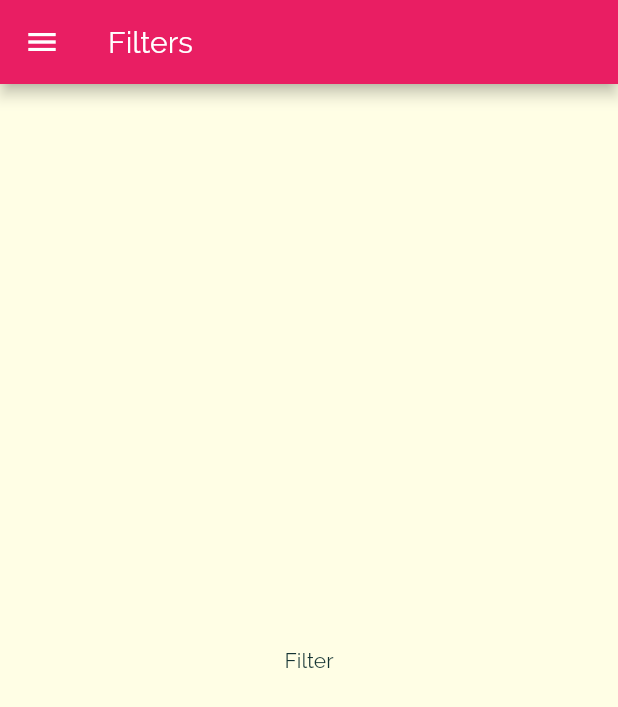
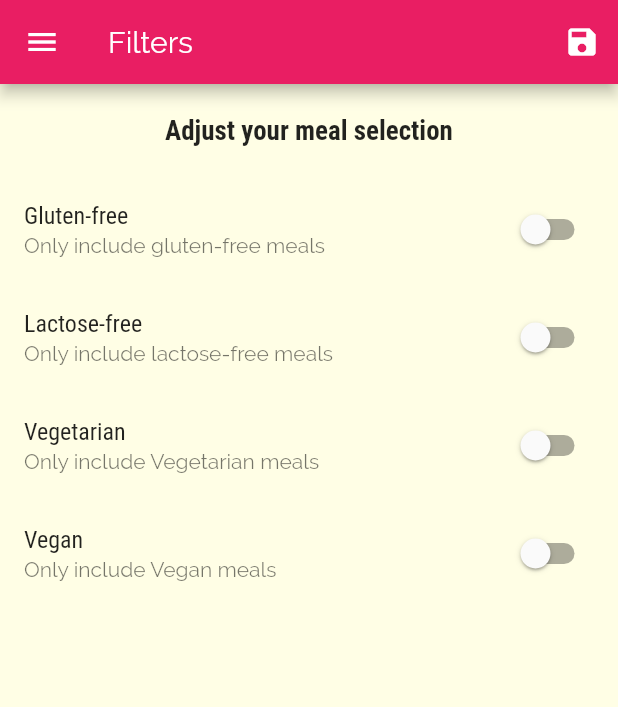
Before and after one commit to Jordhan-Carvalho/Flutter-MealApp, a Flutter app: the FilterScreen screen opened by its route, on a phone screen of 412 x 824 dp. Shown: the top 707 px of the screen. Run offline on Flutter 3.47's test engine with Material 2 defaults, Android fonts, the phone set to English and light mode, and no system bars; Roboto replaces fonts that are missing (RobotoCondensed).

Commit message:
Added filtering

```diff
--- a/lib/main.dart
+++ b/lib/main.dart
@@ -1,14 +1,51 @@
 import 'package:flutter/material.dart';
 
+import './dummy_data.dart';
 import './screens/filters_screen.dart';
 import './screens/tabs_navigator.dart';
 import './screens/category_meals_screen.dart';
 import './screens/categories_screen.dart';
 import './screens/meal_detail_screen.dart';
+import './models/meal.dart';
 
 void main() => runApp(MyApp());
 
-class MyApp extends StatelessWidget {
+class MyApp extends StatefulWidget {
+  @override
+  _MyAppState createState() => _MyAppState();
+}
+
+class _MyAppState extends State<MyApp> {
+  List<Meal> _availableMeals = DUMMY_MEALS;
+
+  Map<String, bool> _filters = {
+    'gluten': false,
+    'lactose': false,
+    'vegan': false,
+    'vegetarian': false,
+  };
+
+  void _setFilters(Map<String, bool> filterData) {
+    setState(() {
+      _filters = filterData;
+      _availableMeals = DUMMY_MEALS.where((meal) {
+        if (_filters['gluten'] && !meal.isGlutenFree) {
+          return false;
+        }
+        if (_filters['lactose'] && !meal.isLactoseFree) {
+          return false;
+        }
+        if (_filters['vegan'] && !meal.isVegan) {
+          return false;
+        }
+        if (_filters['vegetarian'] && !meal.isVegetarian) {
+          return false;
+        }
+        return true;
+      }).toList();
+    });
+  }
+
   @override
   Widget build(BuildContext context) {
     return MaterialApp(
@@ -30,8 +67,9 @@ class MyApp extends StatelessWidget {
       home: TabsNav(),
       // home is default '/'
       routes: {
-        FilterScreen.routeName: (ctx) => FilterScreen(),
-        CategoryMealsScreen.routeName: (ctx) => CategoryMealsScreen(),
+        FilterScreen.routeName: (ctx) => FilterScreen(_filters, _setFilters),
+        CategoryMealsScreen.routeName: (ctx) =>
+            CategoryMealsScreen(_availableMeals),
         MealDetailScreen.routeName: (ctx) => MealDetailScreen(),
       },
       // the route to load if you go to an non-registered route... Used when the app generates dynamic routes on its lifecycle
--- a/lib/screens/filters_screen.dart
+++ b/lib/screens/filters_screen.dart
@@ -2,18 +2,106 @@ import 'package:flutter/material.dart';
 
 import '../widgets/main_drawer.dart';
 
-class FilterScreen extends StatelessWidget {
+class FilterScreen extends StatefulWidget {
   static const routeName = '/filters';
+
+  final Function saveFilters;
+  final Map<String, bool> currentFilters;
+
+  FilterScreen(this.currentFilters, this.saveFilters);
+
+  @override
+  _FilterScreenState createState() => _FilterScreenState();
+}
+
+class _FilterScreenState extends State<FilterScreen> {
+  var _glutenFree = false;
+  var _vegetarian = false;
+  var _vegan = false;
+  var _lactoseFree = false;
+
+// to keep the filters as you set when come back to the screen
+  @override
+  initState() {
+    _glutenFree = widget.currentFilters['gluten'];
+    _lactoseFree = widget.currentFilters['lactose'];
+    _vegetarian = widget.currentFilters['vegetarian'];
+    _vegan = widget.currentFilters['vegan'];
+    super.initState();
+  }
+
+  Widget _buildSwitchListTile(
+      String title, String subtitle, bool currentVal, Function updateVal) {
+    return SwitchListTile.adaptive(
+      title: Text(title),
+      value: currentVal,
+      subtitle: Text(subtitle),
+      onChanged: updateVal,
+    );
+  }
 
   @override
   Widget build(BuildContext context) {
     return Scaffold(
       appBar: AppBar(
         title: Text('Filters'),
+        actions: <Widget>[
+          IconButton(
+            icon: Icon(Icons.save),
+            onPressed: () {
+              final selectedFilters = {
+                'gluten': _glutenFree,
+                'lactose': _lactoseFree,
+                'vegan': _vegan,
+                'vegetarian': _vegetarian,
+              };
+              widget.saveFilters(selectedFilters);
+            },
+          )
+        ],
       ),
       drawer: MainDrawer(),
-      body: Center(
-        child: Text('Filter'),
+      body: Column(
+        children: <Widget>[
+          Container(
+            padding: const EdgeInsets.all(20),
+            child: Text(
+              'Adjust your meal selection',
+              style: Theme.of(context).textTheme.title,
+            ),
+          ),
+          Expanded(
+            child: ListView(
+              children: <Widget>[
+                _buildSwitchListTile("Gluten-free",
+                    "Only include gluten-free meals", _glutenFree, (newVal) {
+                  setState(() {
+                    _glutenFree = newVal;
+                  });
+                }),
+                _buildSwitchListTile("Lactose-free",
+                    "Only include lactose-free meals", _lactoseFree, (newVal) {
+                  setState(() {
+                    _lactoseFree = newVal;
+                  });
+                }),
+                _buildSwitchListTile(
+                    "Vegetarian", "Only include Vegetarian meals", _vegetarian,
+                    (newVal) {
+                  setState(() {
+                    _vegetarian = newVal;
+                  });
+                }),
+                _buildSwitchListTile(
+                    "Vegan", "Only include Vegan meals", _vegan, (newVal) {
+                  setState(() {
+                    _vegan = newVal;
+                  });
+                }),
+              ],
+            ),
+          ),
+        ],
       ),
     );
   }
--- a/lib/screens/meal_detail_screen.dart
+++ b/lib/screens/meal_detail_screen.dart
@@ -90,6 +90,12 @@ class MealDetailScreen extends StatelessWidget {
           ],
         ),
       ),
+      floatingActionButton: FloatingActionButton(
+        child: Icon(Icons.delete),
+        onPressed: () {
+          Navigator.of(context).pop(meal.id);
+        },
+      ),
     );
   }
 }
```
Also changed, not shown: lib/screens/category_meals_screen.dart (+48 -19 lines), lib/widgets/meal_item.dart (+12 -3 lines).
